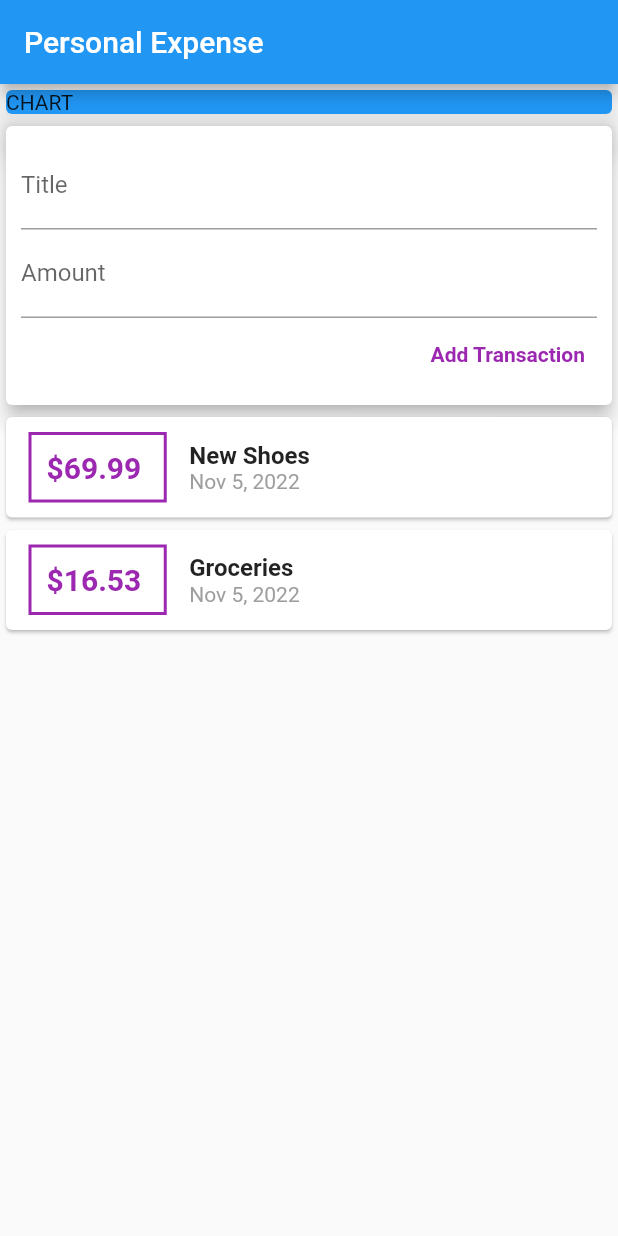
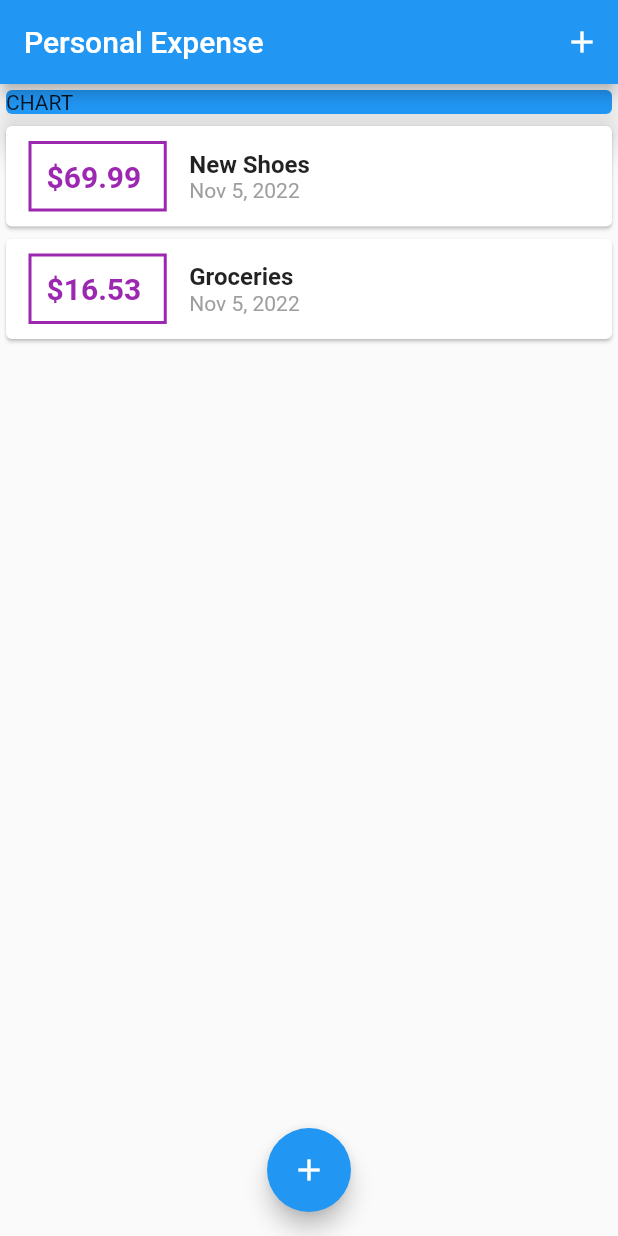
Before and after one commit to gopigoppu/learn_flutter, a Flutter app: the screen it shows after launch, on a phone screen of 412 x 824 dp. Run offline on Flutter 3.47's test engine with Material 2 defaults, Android fonts, the phone set to English and light mode, and no system bars.

```diff
--- a/lib/expense/expense_main.dart
+++ b/lib/expense/expense_main.dart
@@ -1,5 +1,7 @@
 import 'package:flutter/material.dart';
-import './widgets/user_transactions.dart';
+import './widgets/new_transaction.dart';
+import './models/transaction.dart';
+import 'widgets/transaction_list.dart';
 
 class ExpenseApp extends StatefulWidget {
   const ExpenseApp({super.key});
@@ -9,12 +11,59 @@ class ExpenseApp extends StatefulWidget {
 }
 
 class _ExpenseAppState extends State<ExpenseApp> {
+  final List<Transaction> _userTransactions = [
+    Transaction(
+      id: 't1',
+      title: 'New Shoes',
+      amount: 69.99,
+      date: DateTime.now(),
+    ),
+    Transaction(
+      id: 't2',
+      title: 'Groceries',
+      amount: 16.53,
+      date: DateTime.now(),
+    ),
+  ];
+
+  void _addNewTransaction(String txTitle, double txAmount) {
+    final newTx = Transaction(
+      id: DateTime.now().toString(),
+      title: txTitle,
+      amount: txAmount,
+      date: DateTime.now(),
+    );
+
+    setState(() {
+      _userTransactions.add(newTx);
+    });
+  }
+
+  void _startAddNewTransaction(BuildContext ctx) {
+    showModalBottomSheet(
+        context: ctx,
+        builder: (_) {
+          return GestureDetector(
+            onTap: () {
+              print('hello');
+            },
+            child: NewTransaction(_addNewTransaction),
+            behavior: HitTestBehavior.opaque,
+          );
+        });
+  }
+
   @override
   Widget build(BuildContext context) {
-    return MaterialApp(
-      home: Scaffold(
+    return Scaffold(
       appBar: AppBar(
         title: Text('Personal Expense'),
+        actions: [
+          IconButton(
+            onPressed: () => _startAddNewTransaction(context),
+            icon: Icon(Icons.add),
+          )
+        ],
       ),
       body: SingleChildScrollView(
         child: Column(
@@ -29,10 +78,14 @@ class _ExpenseAppState extends State<ExpenseApp> {
                 child: Text('CHART'),
               ),
             ),
-              UserTransactions(),
+            TransactionList(_userTransactions),
           ],
         ),
       ),
+      floatingActionButtonLocation: FloatingActionButtonLocation.centerFloat,
+      floatingActionButton: FloatingActionButton(
+        child: Icon(Icons.add),
+        onPressed: () => _startAddNewTransaction(context),
       ),
     );
   }
--- a/lib/expense/widgets/user_transactions.dart
+++ b/lib/expense/widgets/user_transactions.dart
@@ -41,11 +41,6 @@ class _UserTransactionsState extends State<UserTransactions> {
 
   @override
   Widget build(BuildContext context) {
-    return Column(
-      children: [
-        NewTransaction(_addNewTransaction),
-        TransactionList(_userTransactions),
-      ],
-    );
+    return Column(children: [NewTransaction(_addNewTransaction)]);
   }
 }
--- a/lib/main.dart
+++ b/lib/main.dart
@@ -17,6 +17,6 @@ class MyApp extends StatefulWidget {
 class _MyAppState extends State<MyApp> {
   @override
   Widget build(BuildContext context) {
-    return const ExpenseApp();
+    return const MaterialApp(home: ExpenseApp());
   }
 }
--- a/lib/quiz/quiz_app_main.dart
+++ b/lib/quiz/quiz_app_main.dart
@@ -63,8 +63,7 @@ class _QuizAppState extends State<QuizApp> {
 
   @override
   Widget build(BuildContext context) {
-    return MaterialApp(
-      home: Scaffold(
+    return Scaffold(
       appBar: AppBar(
         title: const Text('Home'),
       ),
@@ -75,7 +74,6 @@ class _QuizAppState extends State<QuizApp> {
               answerQuestion: _answerQuestion,
             )
           : Result(_totalScore, _resetQuiz),
-      ),
     );
   }
 }
```
Lines whose indentation alone changed are shown as unchanged.
